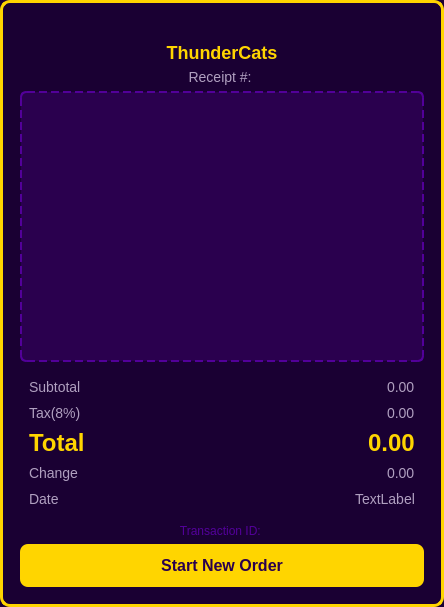
Qt form UI/Receipt.ui (codenoobie25/ThunderCats) before a commit.
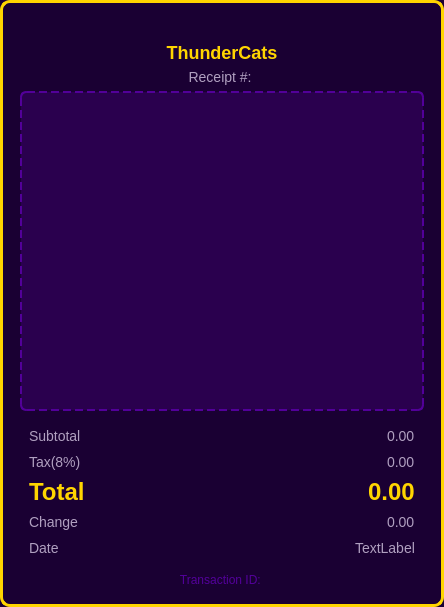
The same form after that commit. Icons and pictures are not drawn.

Patch:
```diff
--- a/UI/Receipt.ui
+++ b/UI/Receipt.ui
@@ -143,7 +143,7 @@
            <x>0</x>
            <y>0</y>
            <width>384</width>
-           <height>223</height>
+           <height>275</height>
           </rect>
          </property>
          <layout class="QVBoxLayout" name="verticalLayout_3"/>
@@ -327,13 +327,6 @@
         </property>
        </widget>
       </item>
-      <item>
-       <widget class="QPushButton" name="startNeworder">
-        <property name="text">
-         <string>Start New Order</string>
-        </property>
-       </widget>
-      </item>
      </layout>
     </widget>
    </item>
```
